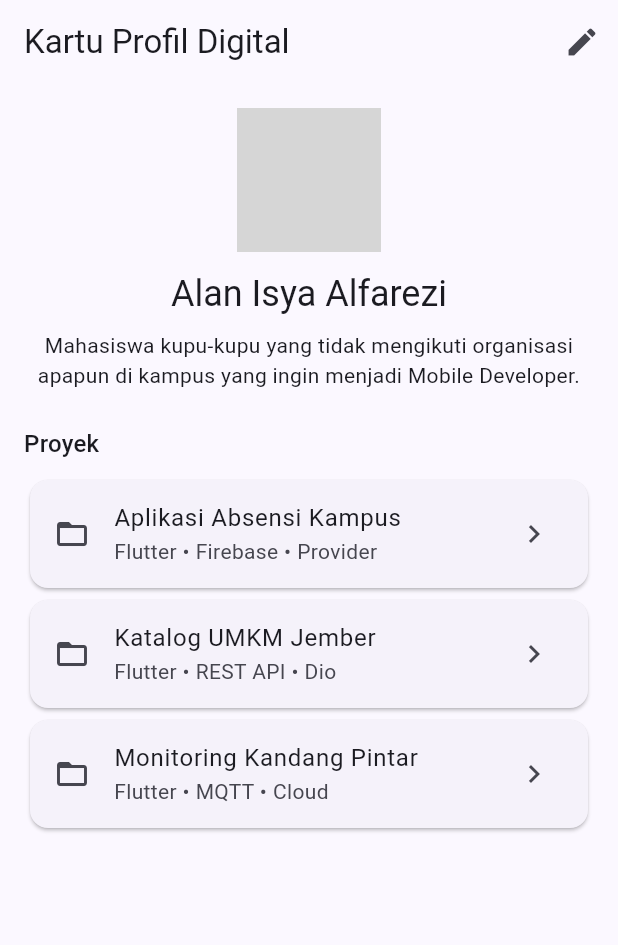
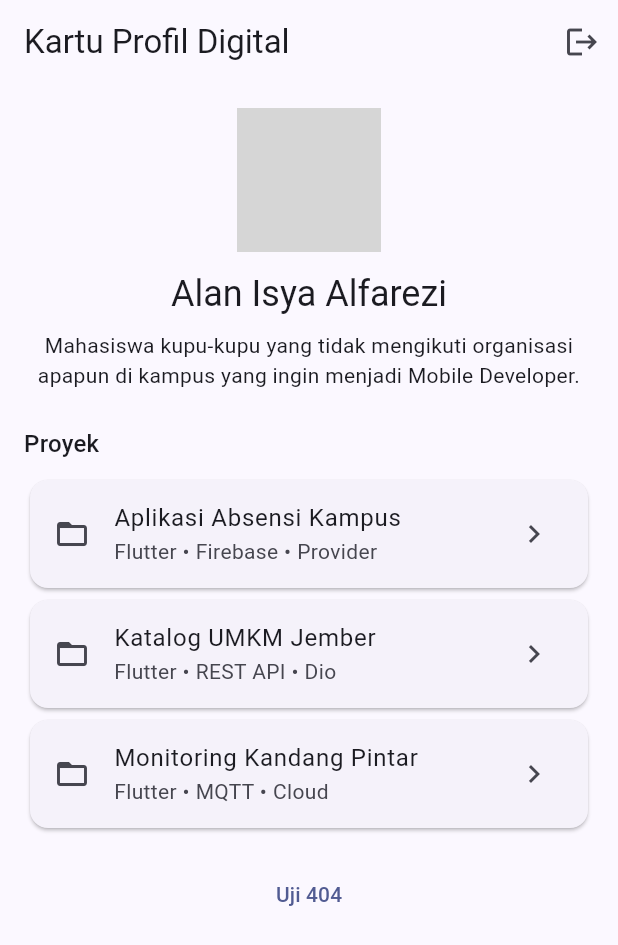
Before and after one commit to Alan-Isya/flutter-navigasi, a Flutter app: the screen it shows after launch, on a phone screen of 412 x 824 dp. Shown: the top 945 px of the screen. Run offline on Flutter 3.47's test engine with Material 3 defaults, Android fonts, the phone set to English and light mode, and no system bars; network calls fail; grey boxes are pictures that could not be loaded.

Commit message:
add logout dan test 404 navigation

```diff
--- a/lib/pages/profile_page.dart
+++ b/lib/pages/profile_page.dart
@@ -21,9 +21,9 @@ class _ProfilePageState extends State<ProfilePage> {
         title: const Text('Kartu Profil Digital'),
         actions: [
           IconButton(
-            icon: const Icon(Icons.edit),
-            tooltip: 'Edit profil',
-            onPressed: _openEditProfile, // TODO: Lab 3
+            icon: const Icon(Icons.logout),
+            tooltip: 'Keluar',
+            onPressed: _logout, // TODO: Lab 3
           ),
         ],
       ),
@@ -49,6 +49,7 @@ class _ProfilePageState extends State<ProfilePage> {
           const SizedBox(height: 24),
           Text('Proyek', style: Theme.of(context).textTheme.titleMedium),
           const SizedBox(height: 8),
+
           for (final project in dummyProjects)
             Card(
               child: ListTile(
@@ -59,6 +60,15 @@ class _ProfilePageState extends State<ProfilePage> {
                 onTap: () => _openProjectDetail(project), // TODO: Lab 2
               ),
             ),
+
+          const SizedBox(height: 16),
+
+          TextButton(
+            onPressed: () {
+              Navigator.pushNamed(context, '/halaman-ngawur');
+            },
+            child: const Text('Uji 404'),
+          ),
         ],
       ),
     );
@@ -78,4 +88,12 @@ class _ProfilePageState extends State<ProfilePage> {
     if (!mounted || result is! Profile) return;
     setState(() => _profile = result);
   }
+
+  void _logout() {
+    Navigator.pushNamedAndRemoveUntil(
+      context,
+      AppRoutes.splash,
+      (route) => false,
+    );
+  }
 }
```
